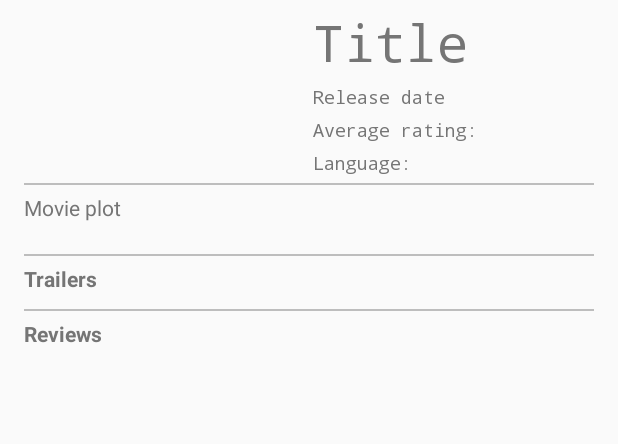
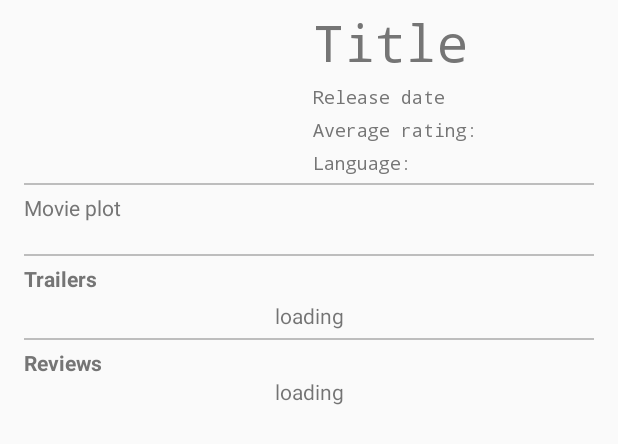
Before and after one commit to dilipkumar4813/movie-android, an Android app: the layout activity_movie_detail.xml on its own in the app's theme, with its tools: preview values and no code run, on a phone screen of 412 x 824 dp. Shown: the top 444 px of the screen. Run offline under Robolectric (Android 15) with nearby library versions, the phone set to English and light mode, and no system bars.

Commit message:
Interface bug fix, comments for review and trailers and addition of layout textview

```diff
--- a/app/src/main/java/com/iamdilipkumar/movies/movies/MovieDetailActivity.java
+++ b/app/src/main/java/com/iamdilipkumar/movies/movies/MovieDetailActivity.java
@@ -128,6 +128,12 @@ public class MovieDetailActivity extends AppCompatActivity implements TrailersAd
      */
     private void responseTrailers(TrailersResult result) {
         mTrailers = result.getResults();
+
+        for(Trailer trailer:result.getResults()){
+            if(trailer.getType().equalsIgnoreCase("Trailer")){
+                mTrailers.add(trailer);
+            }
+        }
         mTrailersAdapter = new TrailersAdapter(mTrailers, this);
         mTrailersList.setAdapter(mTrailersAdapter);
         mTrailersAdapter.notifyDataSetChanged();
--- a/app/src/main/java/com/iamdilipkumar/movies/movies/MoviesListActivity.java
+++ b/app/src/main/java/com/iamdilipkumar/movies/movies/MoviesListActivity.java
@@ -42,7 +42,7 @@ import io.reactivex.schedulers.Schedulers;
  * @version 1.0
  */
 
-public class MoviesListActivity extends AppCompatActivity implements MoviesAdapter.MovieItemClickListener, MoviesAdapter.LikeItemClickListener, InfiniteScrollListener {
+public class MoviesListActivity extends AppCompatActivity implements MoviesAdapter.MovieItemClickListener, InfiniteScrollListener {
 
     @BindView(R.id.pb_loading_data)
     ProgressBar mLoading;
@@ -131,7 +131,7 @@ public class MoviesListActivity extends AppCompatActivity implements MoviesAdapt
         adapter.setDropDownViewResource(android.R.layout.simple_spinner_dropdown_item);
         mSortSpinner.setAdapter(adapter);
 
-        mAdapter = new MoviesAdapter(mMovies, this, this);
+        mAdapter = new MoviesAdapter(mMovies, this);
         mMoviesList.setAdapter(mAdapter);
         RecyclerView.OnScrollListener recyclerViewScroll = new OnInfiniteScrollListener(this, mGridLayoutManager);
         mMoviesList.addOnScrollListener(recyclerViewScroll);
--- a/app/src/main/res/layout/activity_movie_detail.xml
+++ b/app/src/main/res/layout/activity_movie_detail.xml
@@ -3,6 +3,7 @@
     xmlns:tools="http://schemas.android.com/tools">
 
     <data>
+
         <variable
             name="movie"
             type="com.iamdilipkumar.movies.movies.models.Movie" />
@@ -140,6 +141,13 @@
                 android:textColor="@color/colorSecondaryText"
                 android:textStyle="bold" />
 
+            <TextView
+                android:id="@+id/tv_trailers_info"
+                android:layout_width="match_parent"
+                android:layout_height="wrap_content"
+                android:gravity="center_horizontal"
+                android:text="loading" />
+
             <android.support.v7.widget.RecyclerView
                 android:id="@+id/rv_trailers"
                 android:layout_width="match_parent"
@@ -168,6 +176,13 @@
                 android:textColor="@color/colorSecondaryText"
                 android:textStyle="bold" />
 
+            <TextView
+                android:id="@+id/tv_reviews_info"
+                android:layout_width="match_parent"
+                android:layout_height="wrap_content"
+                android:gravity="center_horizontal"
+                android:text="loading" />
+
             <android.support.v7.widget.RecyclerView
                 android:id="@+id/rv_reviews"
                 android:layout_width="match_parent"
```
Also changed, not shown: app/src/main/java/com/iamdilipkumar/movies/movies/adapters/MoviesAdapter.java (+9 -7 lines), app/src/main/java/com/iamdilipkumar/movies/movies/adapters/ReviewsAdapter.java (+8 -0 lines), app/src/main/java/com/iamdilipkumar/movies/movies/adapters/TrailersAdapter.java (+14 -1 lines).
